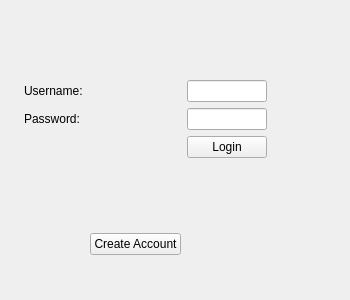
This is StudyMeet/login.ui in DanielCChavez/StudyMeet as Qt 5 draws it before an edit. The edited form follows.
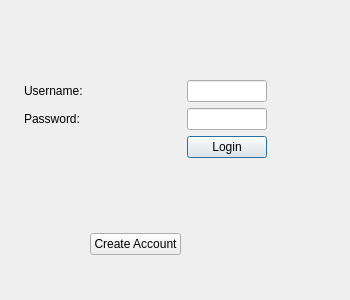
This is the edited form.

Diff of the .ui file:
```diff
--- a/StudyMeet/login.ui
+++ b/StudyMeet/login.ui
@@ -135,6 +135,9 @@
       <property name="text">
        <string>Login</string>
       </property>
+      <property name="default">
+       <bool>true</bool>
+      </property>
      </widget>
     </item>
     <item row="5" column="2">
```
